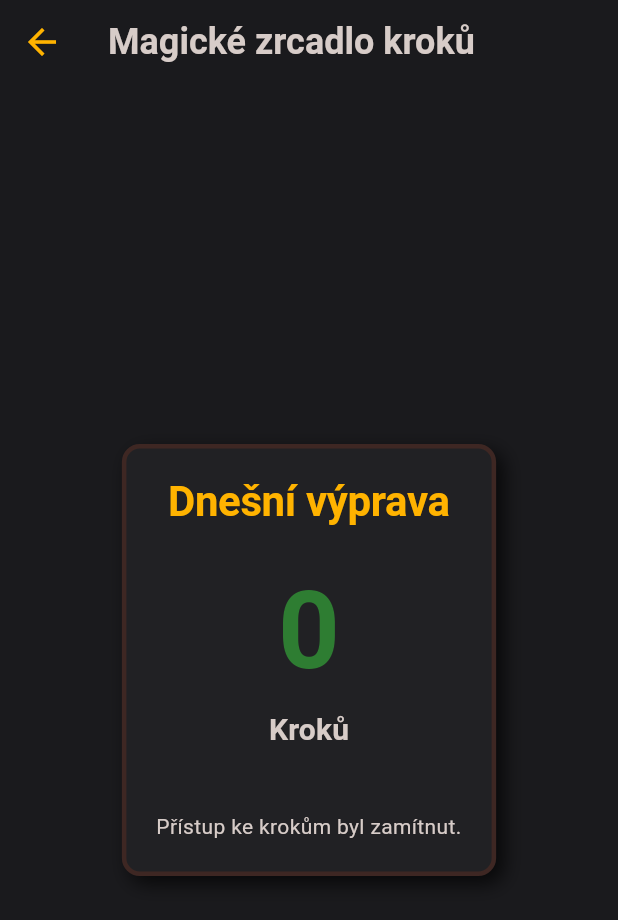
After one commit to Tomas-Gallischek/ds_frontend, a Flutter app: the StepsScreen screen opened directly, on a phone screen of 412 x 824 dp. The commit adds this screen. Shown: the top 920 px of the screen. Run offline on Flutter 3.47's test engine with Material 3 defaults, Android fonts, the phone set to English and light mode, and no system bars; our stand-ins replace google_fonts, permission_handler, shared_preferences; missing offline and left inert: health; accounts and stored records are empty; Roboto replaces fonts that are missing (Alegreya, Macondo).

Commit message:
Automaticke ulozeni: 2026-04-01 22:50:43

```diff
--- /dev/null
+++ b/lib/screens/steps_screen.dart
@@ -0,0 +1,155 @@
+import 'package:flutter/material.dart';
+import 'package:health/health.dart';
+import 'package:permission_handler/permission_handler.dart';
+import '../theme/app_theme.dart';
+import '../widgets/ds_panel.dart';
+import 'profile_screen.dart';
+
+class StepsScreen extends StatefulWidget {
+  const StepsScreen({super.key});
+
+  @override
+  State<StepsScreen> createState() => _StepsScreenState();
+}
+
+class _StepsScreenState extends State<StepsScreen> {
+  int _todaysSteps = 0;
+  bool _isLoading = true;
+  String _statusText = "Vyvolávám spojení s Health API...";
+
+  @override
+  void initState() {
+    super.initState();
+    _fetchTodaySteps();
+  }
+
+  Future<void> _fetchTodaySteps() async {
+    setState(() {
+      _isLoading = true;
+      _statusText = "Ověřuji povolení senzorů...";
+    });
+
+    try {
+      var activityStatus = await Permission.activityRecognition.request();
+      if (activityStatus.isDenied) {
+        setState(() {
+          _statusText = "Bez povolení senzorů nepoznám, že kráčíš!";
+          _isLoading = false;
+        });
+        return;
+      }
+
+      // OPRAVA: Odstraněn parametr. Health Connect je teď nativní a povinný.
+      Health().configure();
+
+      final types = [HealthDataType.STEPS];
+
+      bool hasPermissions = await Health().hasPermissions(types) ?? false;
+      if (!hasPermissions) {
+        setState(() {
+          _statusText = "Čekám na schválení přístupu k datům...";
+        });
+        hasPermissions = await Health().requestAuthorization(types);
+      }
+
+      if (hasPermissions) {
+        setState(() {
+          _statusText = "Sčítám tvé dnešní kroky...";
+        });
+
+        final now = DateTime.now();
+        final midnight = DateTime(now.year, now.month, now.day);
+
+        int? steps = await Health().getTotalStepsInInterval(midnight, now);
+
+        setState(() {
+          _todaysSteps = steps ?? 0;
+          _statusText = "Kroky úspěšně přečteny z kroniky!";
+          _isLoading = false;
+        });
+      } else {
+        setState(() {
+          _statusText = "Přístup ke krokům byl zamítnut.";
+          _isLoading = false;
+        });
+      }
+    } catch (e) {
+      setState(() {
+        _statusText = "NA TOMTO ZAŘÍZENÍ NENÍ PODPOROVÁNO ZÍSKÁVÁNÍ KROKŮ.";
+        _isLoading = false;
+      });
+    }
+  }
+
+@override
+  Widget build(BuildContext context) {
+    return Scaffold(
+      appBar: AppBar(
+        leading: IconButton(
+          icon: const Icon(Icons.arrow_back, color: AppTheme.accentGold, size: 28),
+          onPressed: () {
+            // BEZPEČNOSTNÍ POJISTKA
+            if (Navigator.canPop(context)) {
+              // Pokud je v historii předchozí obrazovka, prostě se vrátíme
+              Navigator.pop(context);
+            } else {
+              // Pokud jsme na konci stacku (hrozila by černá obrazovka),
+              // pošleme hráče natvrdo zpět na profil.
+              Navigator.pushReplacement(
+                context,
+                MaterialPageRoute(builder: (context) => const ProfileScreen()),
+              );
+            }
+          },
+        ),
+        title: Text("Magické zrcadlo kroků", style: Theme.of(context).textTheme.titleLarge),
+        backgroundColor: AppTheme.bgDark,
+        elevation: 0,
+      ),
+      body: Center(
+        child: Padding(
+          padding: const EdgeInsets.all(24.0),
+          child: DsPanel(
+            child: Column(
+              mainAxisSize: MainAxisSize.min,
+              children: [
+                Text(
+                  "Dnešní výprava",
+                  style: Theme.of(context).textTheme.displayLarge?.copyWith(fontSize: 28),
+                ),
+                const SizedBox(height: 30),
+
+                if (_isLoading)
+                  const CircularProgressIndicator(color: AppTheme.stepsGreen)
+                else
+                  Text(
+                    "$_todaysSteps",
+                    style: Theme.of(context).textTheme.displayLarge?.copyWith(
+                      fontSize: 72,
+                      color: AppTheme.stepsGreen,
+                    ),
+                  ),
+
+                const SizedBox(height: 10),
+                Text(
+                  "Kroků",
+                  style: Theme.of(context).textTheme.titleMedium,
+                ),
+
+                const SizedBox(height: 40),
+
+                Text(
+                  _statusText,
+                  style: Theme.of(context).textTheme.bodyMedium?.copyWith(
+                    color: _isLoading ? AppTheme.accentGold : AppTheme.textLight,
+                  ),
+                  textAlign: TextAlign.center,
+                ),
+              ],
+            ),
+          ),
+        ),
+      ),
+    );
+  }
+}
--- a/pubspec.yaml
+++ b/pubspec.yaml
@@ -38,6 +38,8 @@ dependencies:
   http: ^1.6.0
   provider: ^6.1.5+1
   shared_preferences: ^2.5.5
+  health: ^13.3.1
+  permission_handler: ^12.0.1
 
 dev_dependencies:
   flutter_test:
```
Also changed, not shown: lib/screens/login_screen.dart (+18 -32 lines), lib/widgets/game_menu.dart (+7 -0 lines), assets/bg/dungeons/bg_zaklety_les.png, pubspec.lock, 5 other files.
